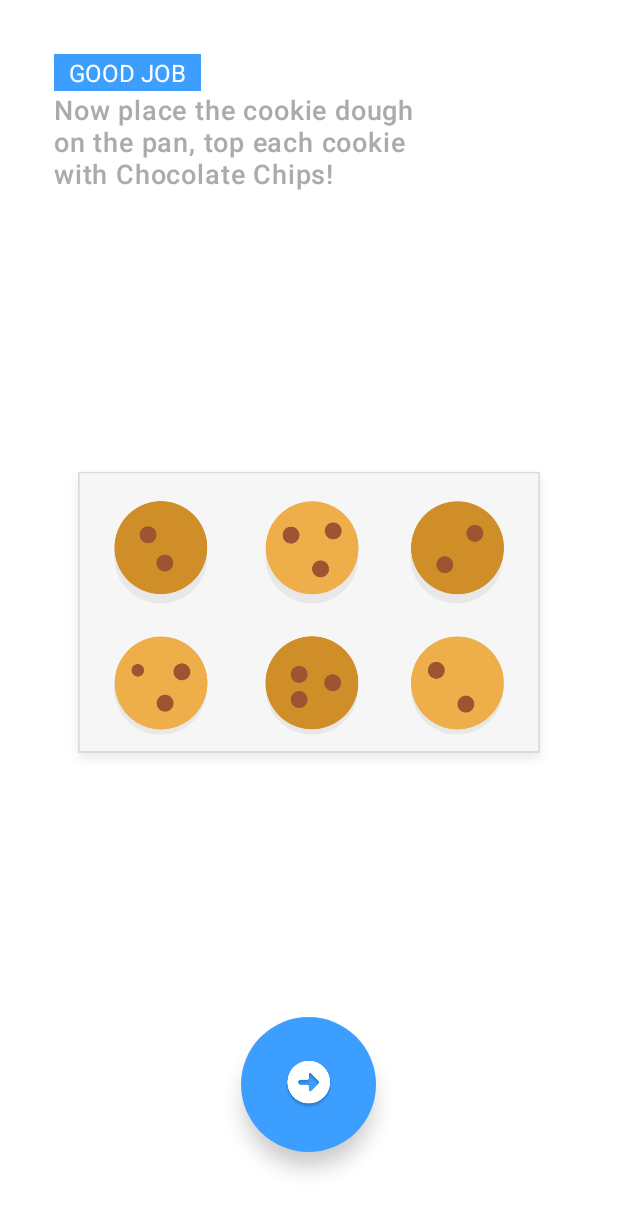
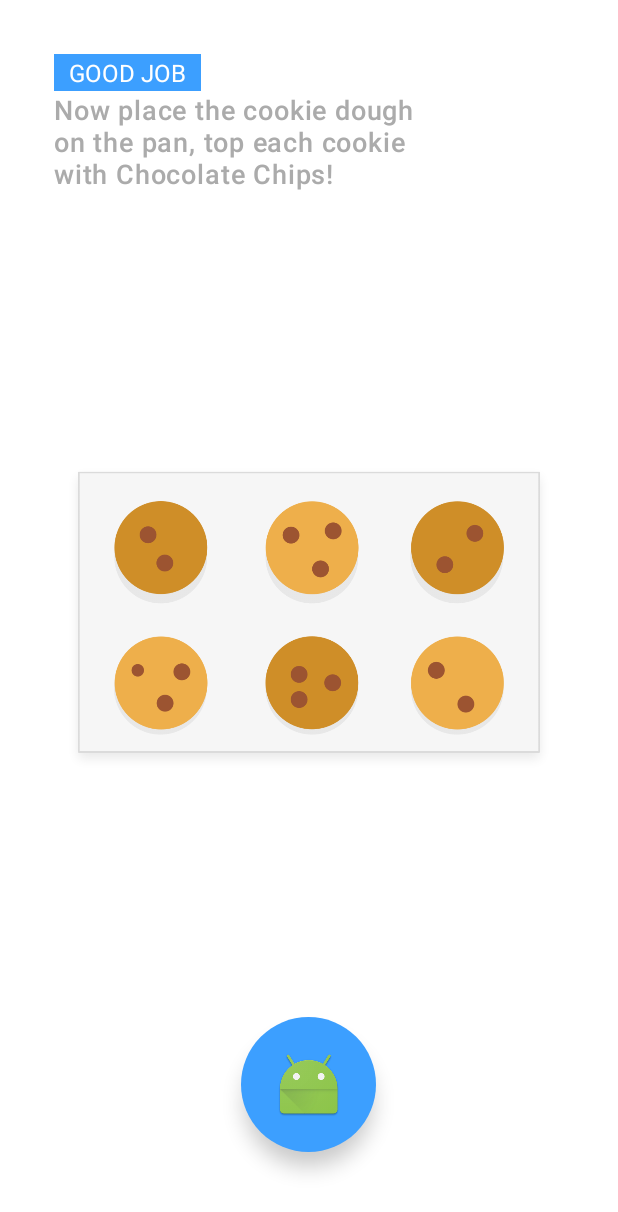
Before and after one commit to SamIAmHarris/EstiTooth, an Android app: the CookieDoughActivity screen opened directly, with no data from a screen before it, after a tap on an icon or button, on a phone screen of 412 x 824 dp. Shown: the top 1212 px of the screen. Run offline under Robolectric (Android 15) with nearby library versions, the light colour scheme and no system bars.

Commit message:
Add fade animation to checkmark on gathering ingredients. Change cookie dough button to check when user clicks it.

```diff
--- a/app/src/main/java/samiamharris/estitooth/CookieDoughActivity.java
+++ b/app/src/main/java/samiamharris/estitooth/CookieDoughActivity.java
@@ -18,10 +18,11 @@ public class CookieDoughActivity extends AppCompatActivity {
         super.onCreate(savedInstanceState);
         setContentView(R.layout.activity_cookie_dough);
 
-        ImageButton continueButton = (ImageButton) findViewById(R.id.continue_cookie_fab);
+        final ImageButton continueButton = (ImageButton) findViewById(R.id.continue_cookie_fab);
         continueButton.setOnClickListener(new View.OnClickListener() {
             @Override
             public void onClick(View v) {
+                continueButton.setImageDrawable(getResources().getDrawable(R.mipmap.ic_launcher));
                 Toast.makeText(CookieDoughActivity.this, "All Done", Toast.LENGTH_SHORT).show();
             }
         });
```
Also changed, not shown: app/src/main/java/samiamharris/estitooth/GatherIngredientsActivity.java (+15 -5 lines).
